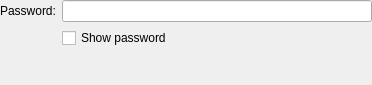
Old version of the form vpn/pptp/pptpauth.ui in the repository KDE/plasma-nm.
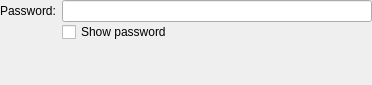
New version of the form. Custom widgets are drawn as their Qt base class.

```diff
--- a/vpn/pptp/pptpauth.ui
+++ b/vpn/pptp/pptpauth.ui
@@ -14,6 +14,9 @@
    <string>PPTPAuthentication</string>
   </property>
   <layout class="QFormLayout" name="formLayout">
+    <property name="verticalSpacing">
+    <number>0</number>
+    </property>
    <property name="sizeConstraint">
     <enum>QLayout::SetMinimumSize</enum>
    </property>
```
